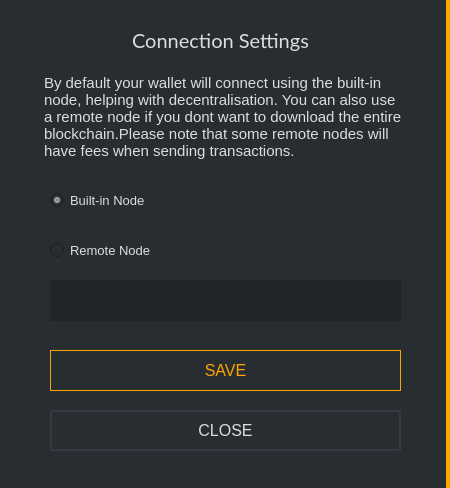
The window that src/gui/ui/nodesettings.ui (ConcealNetwork/conceal-desktop) describes before a commit, drawn with Qt 5.
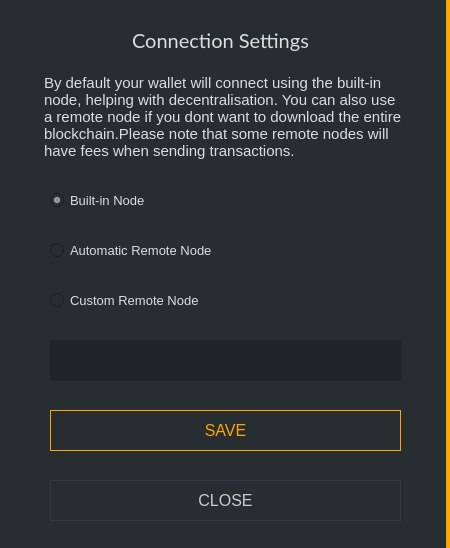
The same window after the commit.

```diff
--- a/src/gui/ui/nodesettings.ui
+++ b/src/gui/ui/nodesettings.ui
@@ -7,7 +7,7 @@
     <x>0</x>
     <y>0</y>
     <width>450</width>
-    <height>488</height>
+    <height>548</height>
    </rect>
   </property>
   <property name="minimumSize">
@@ -28,7 +28,7 @@
      <x>0</x>
      <y>0</y>
      <width>450</width>
-     <height>491</height>
+     <height>548</height>
     </rect>
    </property>
    <property name="styleSheet">
@@ -91,7 +91,7 @@
     <property name="geometry">
      <rect>
       <x>50</x>
-      <y>240</y>
+      <y>290</y>
       <width>351</width>
       <height>21</height>
      </rect>
@@ -107,7 +107,7 @@
 font-size: 13px;</string>
     </property>
     <property name="text">
-     <string>Remote Node</string>
+     <string>Custom Remote Node</string>
     </property>
     <property name="checked">
      <bool>false</bool>
@@ -143,7 +143,7 @@
     <property name="geometry">
      <rect>
       <x>50</x>
-      <y>410</y>
+      <y>480</y>
       <width>351</width>
       <height>41</height>
      </rect>
@@ -160,7 +160,9 @@
      </font>
     </property>
     <property name="styleSheet">
-     <string notr="true">color: #ddd; border: 2px solid #343a40; font-size: 16px; background-color: #21259;</string>
+     <string notr="true">QPushButton#m_cancelButton {color: #ccc; border: 1px solid #343a40; font-size: 16px; background-color: #21259;}
+
+QPushButton#m_cancelButton:hover {color: #ddd; border: 2px solid #444; font-size: 16px; background-color: #21259;}</string>
     </property>
     <property name="text">
      <string>CLOSE</string>
@@ -170,7 +172,7 @@
     <property name="geometry">
      <rect>
       <x>50</x>
-      <y>350</y>
+      <y>410</y>
       <width>351</width>
       <height>41</height>
      </rect>
@@ -187,7 +189,9 @@
      </font>
     </property>
     <property name="styleSheet">
-     <string notr="true">color: orange; background-color: #1; border: 1px solid orange; font-size: 16px;</string>
+     <string notr="true">QPushButton#m_okButton {color: orange; background-color: #1; border: 1px solid orange; font-size: 16px;}
+
+QPushButton#m_okButton:hover {color: orange; background-color: #1; border: 2px solid orange; font-size: 16px;}</string>
     </property>
     <property name="text">
      <string>SAVE</string>
@@ -197,7 +201,7 @@
     <property name="geometry">
      <rect>
       <x>50</x>
-      <y>280</y>
+      <y>340</y>
       <width>351</width>
       <height>41</height>
      </rect>
@@ -213,6 +217,32 @@
      <string/>
     </property>
    </widget>
+   <widget class="QRadioButton" name="radioButton_3">
+    <property name="geometry">
+     <rect>
+      <x>50</x>
+      <y>240</y>
+      <width>351</width>
+      <height>21</height>
+     </rect>
+    </property>
+    <property name="font">
+     <font>
+      <pointsize>-1</pointsize>
+     </font>
+    </property>
+    <property name="styleSheet">
+     <string notr="true">color: #ddd;
+border-right: 0px;
+font-size: 13px;</string>
+    </property>
+    <property name="text">
+     <string>Automatic Remote Node</string>
+    </property>
+    <property name="checked">
+     <bool>false</bool>
+    </property>
+   </widget>
   </widget>
  </widget>
  <resources/>
```
